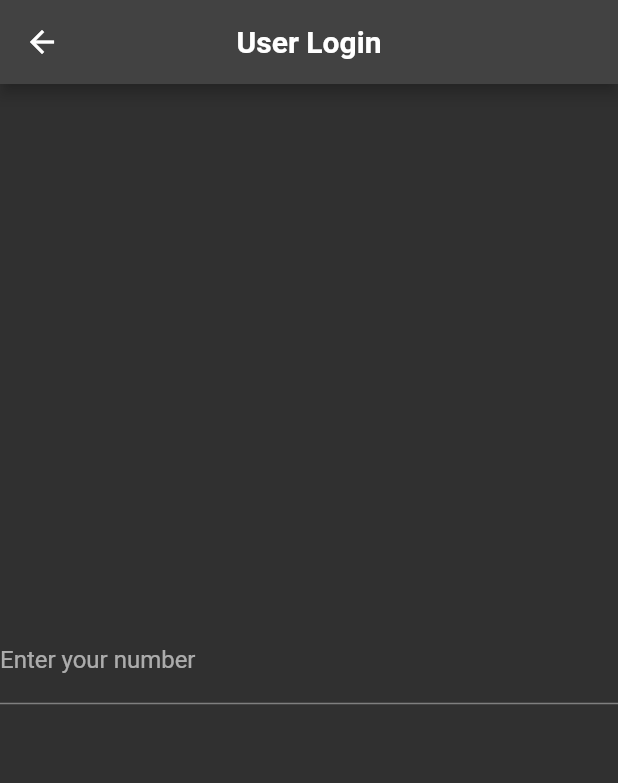
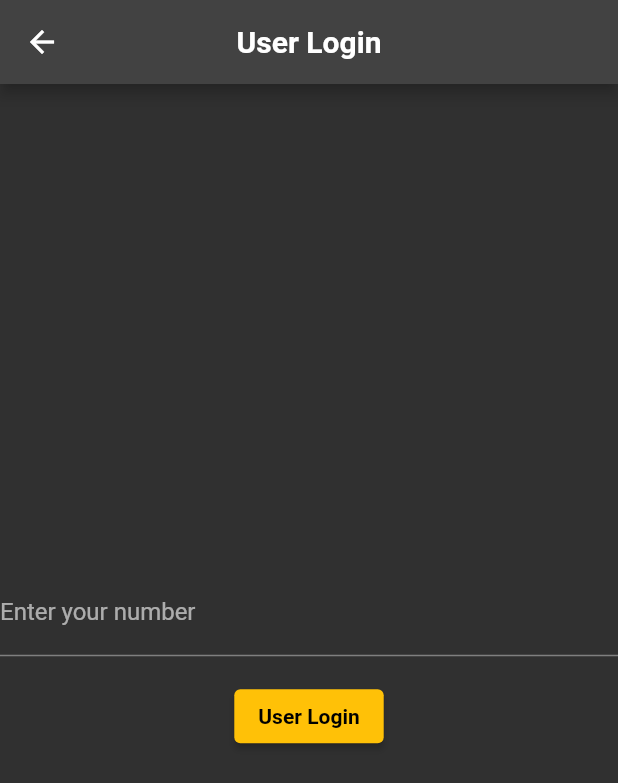
Before and after one commit to nayaksomkar/PearlEnergy, a Flutter app: the screen it shows after launch, after a tap on "User Login", on a phone screen of 412 x 824 dp. Shown: the top 783 px of the screen. Run offline on Flutter 3.47's test engine with Material 2 defaults, Android fonts, the light colour scheme and no system bars.

Commit message:
modified:   lib/pages/login/userlogin.dart

```diff
--- a/lib/pages/login/userlogin.dart
+++ b/lib/pages/login/userlogin.dart
@@ -26,6 +26,21 @@ class UserLoginPage extends StatelessWidget {
                 FilteringTextInputFormatter.digitsOnly
               ], // Only numbers can be entered
             ),
+            const Text(''),
+            ElevatedButton(
+              style: const ButtonStyle(
+                  backgroundColor: MaterialStatePropertyAll(Colors.amber),
+                  foregroundColor: MaterialStatePropertyAll(Colors.black)),
+              onPressed: () {
+                Navigator.push(context, MaterialPageRoute(builder: (context) {
+                  return const UserLoginPage(title: 'User Login');
+                }));
+              },
+              child: const Text(
+                'User Login',
+                style: TextStyle(fontWeight: FontWeight.bold),
+              ),
+            ),
           ],
         ),
       ),
```
